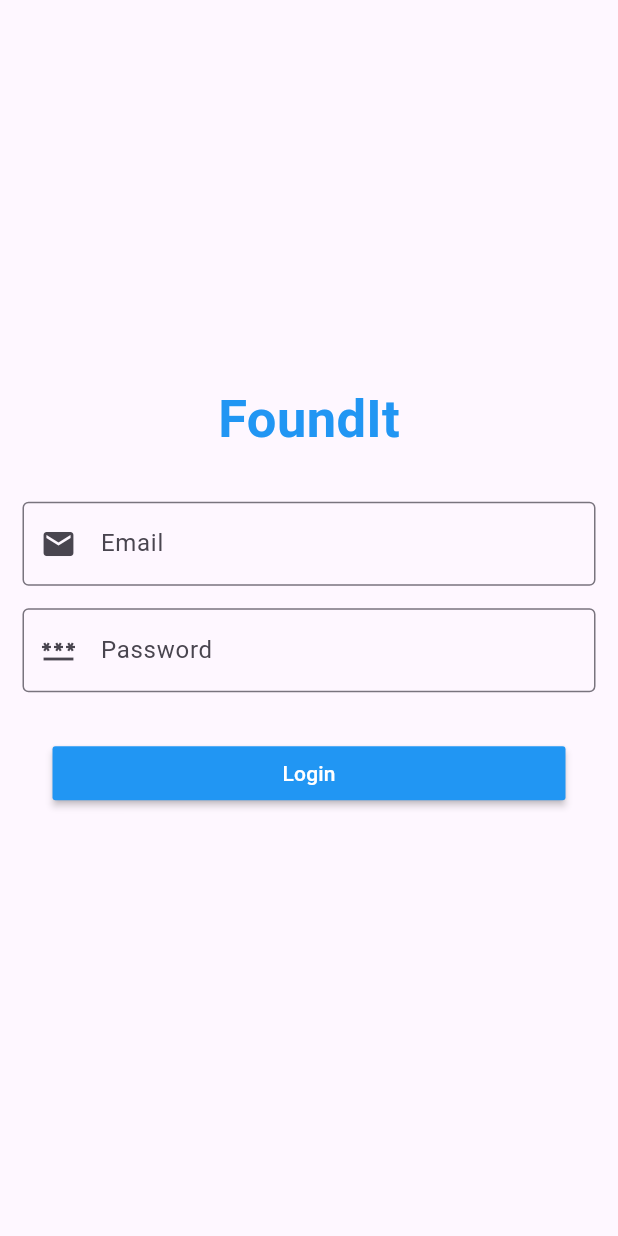
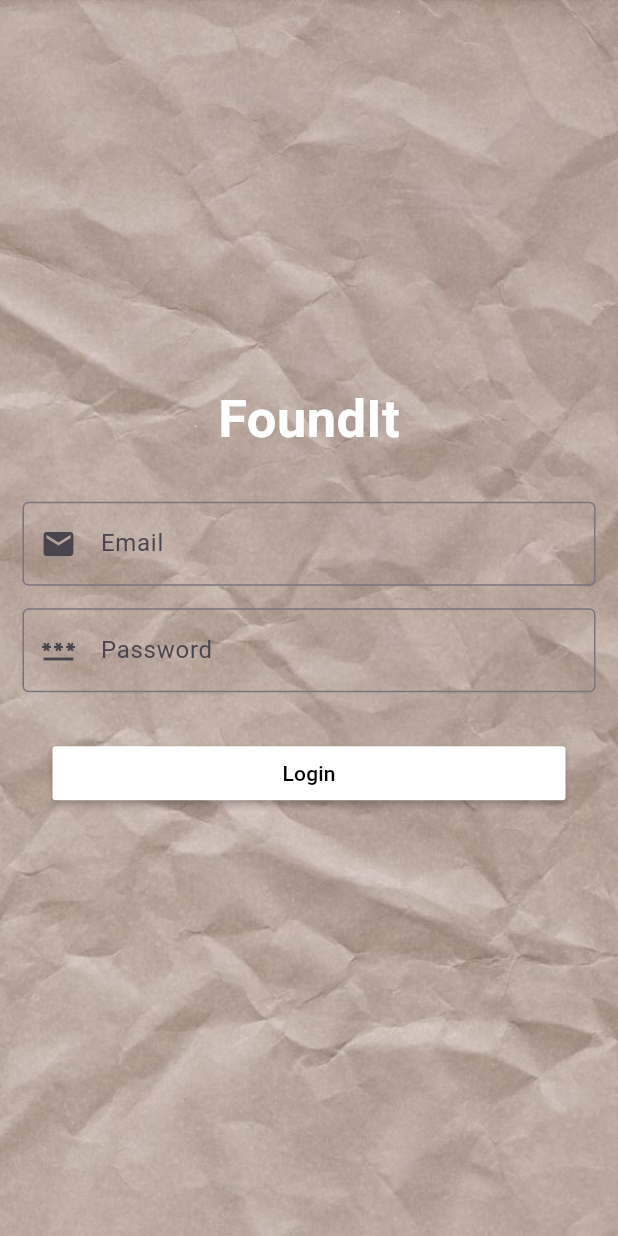
Before and after one commit to AhmadDaneil/lost_and_found_app, a Flutter app: the screen it shows after launch, on a phone screen of 412 x 824 dp. Run offline on Flutter 3.47's test engine with Material 3 defaults, Android fonts, the phone set to English and light mode, and no system bars.

Commit message:
Adding background image on login page

```diff
--- a/lib/login.dart
+++ b/lib/login.dart
@@ -13,15 +13,23 @@ class _MyAppState extends State<Login> {
     return MaterialApp(
       home: Scaffold(
 
-        body: Column(
-          mainAxisAlignment: MainAxisAlignment.center,
+        body: Container(
+          decoration: const BoxDecoration(
+            image: DecorationImage(
+                image: AssetImage('assets/crumbled paper.jpg'),
+                fit: BoxFit.cover,
+                ),
+              ),
+              child: Center(
+                child: Column(
+                  mainAxisAlignment: MainAxisAlignment.center,
           crossAxisAlignment: CrossAxisAlignment.center,
           children: [
-            Text(
+            const Text(
               'FoundIt',
               style: TextStyle(
                 fontSize: 35,
-                color: Colors.blue,
+                color: Colors.white,
                 fontWeight: FontWeight.bold,
               ),
             ),
@@ -34,7 +42,7 @@ class _MyAppState extends State<Login> {
                       padding: const EdgeInsets.symmetric(horizontal:15),
                       child: TextFormField(
                         keyboardType: TextInputType.emailAddress,
-                        decoration: InputDecoration(
+                        decoration: const InputDecoration(
                           labelText: 'Email',
                           hintText: 'Enter Email',
                           prefixIcon: Icon(Icons.email),
@@ -48,12 +56,12 @@ class _MyAppState extends State<Login> {
                         },
                       ),
                     ),
-                    SizedBox(height: 15),
+                    const SizedBox(height: 15),
                     Padding(
                       padding: const EdgeInsets.symmetric(horizontal: 15),
                       child: TextFormField(
                         keyboardType: TextInputType.emailAddress,
-                        decoration: InputDecoration(
+                        decoration: const InputDecoration(
                           labelText: 'Password',
                           hintText: 'Enter Password',
                           prefixIcon: Icon(Icons.password),
@@ -67,25 +75,30 @@ class _MyAppState extends State<Login> {
                         },
                       ),
                     ),
-                    SizedBox(height: 30),
+                    const SizedBox(height: 30),
                     Padding(
                       padding: const EdgeInsets.symmetric(horizontal:35),
                       child: MaterialButton(
                         minWidth: double.infinity,
                         onPressed:(){},
-                        child: Text('Login'),
-                        color: Colors.blue,
-                        textColor: Colors.white,
+                        child: const Text('Login'),
+                        color: Colors.white,
+                        textColor: Colors.black,
                         ),
-                    )
+                    ),
 
                   ],
+
+
                 ),
                 ),
             ),
           ],
+                )
+              ),
+
+          )
         ),
-      ),
-    );
+      );
   }
 }
--- a/pubspec.yaml
+++ b/pubspec.yaml
@@ -59,9 +59,8 @@ flutter:
   uses-material-design: true
 
   # To add assets to your application, add an assets section, like this:
-  # assets:
-  #   - images/a_dot_burr.jpeg
-  #   - images/a_dot_ham.jpeg
+  assets:
+  - assets/crumbled paper.jpg
 
   # An image asset can refer to one or more resolution-specific "variants", see
   # https://flutter.dev/to/resolution-aware-images
```
Also changed, not shown: assets/crumbled paper.jpg (added), pubspec.lock, 1 other file.
